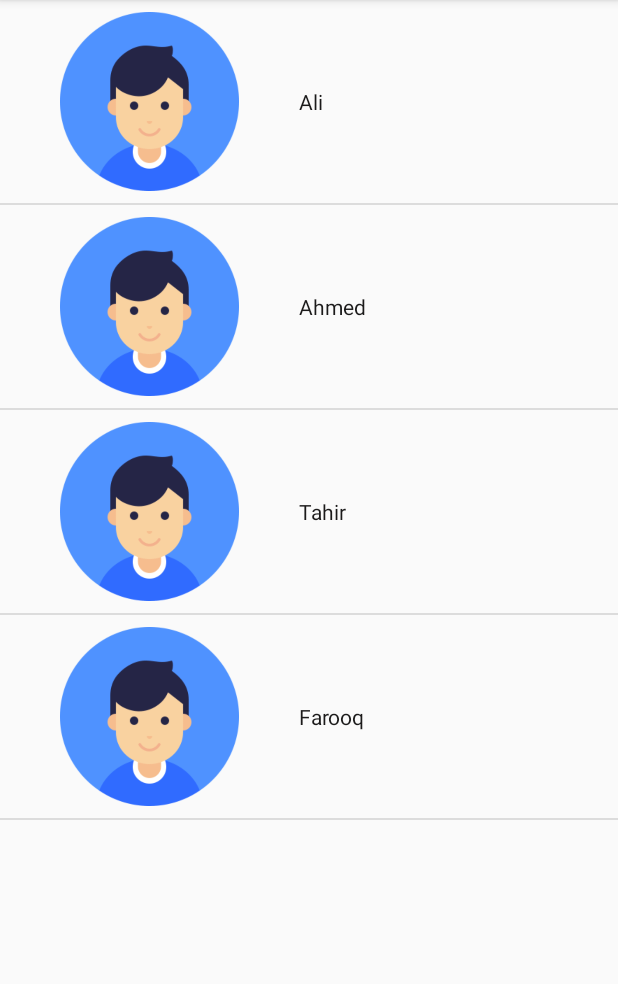
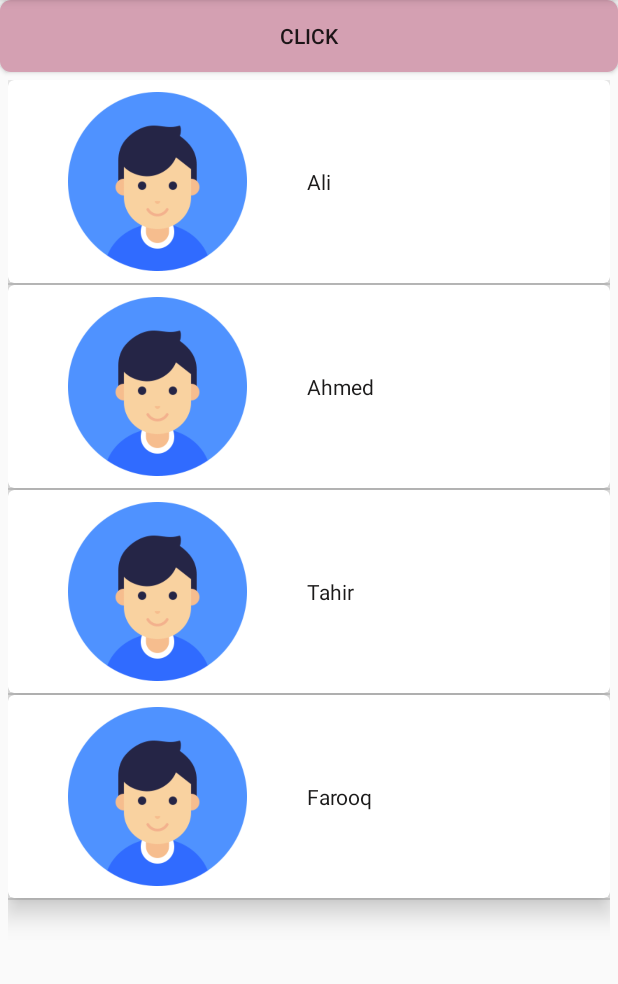
Before and after one commit to salahuddin-thetasolutions/ListViewLecture, an Android app: the screen it shows after launch (MainActivity), on a phone screen of 412 x 824 dp, the part 84-1068 px from its top. Run offline under Robolectric (Android 15) with nearby library versions, the phone set to English and light mode, and no system bars.

```diff
--- a/app/build.gradle
+++ b/app/build.gradle
@@ -25,6 +25,11 @@ dependencies {
         exclude group: 'com.android.support', module: 'support-annotations'
     })
     compile 'com.android.support:appcompat-v7:25.3.1'
+    compile 'com.android.support:cardview-v7:25+'
+    compile 'com.mikepenz:iconics-core:3.0.3@aar'
+    compile 'com.mikepenz:iconics-views:3.0.3@aar'
+    compile 'com.mikepenz:fontawesome-typeface:5.0.6.0@aar'
+
     compile 'com.android.support.constraint:constraint-layout:1.0.0-alpha7'
     testCompile 'junit:junit:4.12'
 }
--- a/app/src/main/java/solutions/theta/listviewlecture/Adapter/UserAdapter.java
+++ b/app/src/main/java/solutions/theta/listviewlecture/Adapter/UserAdapter.java
@@ -62,7 +62,7 @@ public class UserAdapter extends ArrayAdapter<User> {
     @NonNull
     @Override
     public View getView(int position, @Nullable View convertView, @NonNull ViewGroup parent) {
-        View view=OLayoutInflater.inflate(R.layout.list_items,null);
+        View view=OLayoutInflater.inflate(R.layout.list_items,null,true);
 
 
         TextView fname=(TextView)view.findViewById(R.id.tvName);
--- a/app/src/main/java/solutions/theta/listviewlecture/MainActivity.java
+++ b/app/src/main/java/solutions/theta/listviewlecture/MainActivity.java
@@ -2,7 +2,10 @@ package solutions.theta.listviewlecture;
 
 import android.support.v7.app.AppCompatActivity;
 import android.os.Bundle;
+import android.view.View;
+import android.widget.AdapterView;
 import android.widget.ListView;
+import android.widget.Toast;
 
 import java.util.ArrayList;
 
@@ -12,6 +15,7 @@ import solutions.theta.listviewlecture.Model.User;
 public class MainActivity extends AppCompatActivity {
 ListView mLv;
     UserAdapter oUserAapter;
+    ArrayList<User> oListUsers;
     @Override
     protected void onCreate(Bundle savedInstanceState) {
         super.onCreate(savedInstanceState);
@@ -33,13 +37,21 @@ ListView mLv;
         User ouser4=new User();
         ouser4.setFirstName("Farooq");
         ouser4.setDrawableImage(R.drawable.user);
-        ArrayList<User> oListUsers=new ArrayList<User>();
+        oListUsers=new ArrayList<User>();
         oListUsers.add(ouser1);
         oListUsers.add(ouser2);
         oListUsers.add(ouser3);
         oListUsers.add(ouser4);
 
-        oUserAapter=new UserAdapter(getApplicationContext(),oListUsers);
+        oUserAapter=new UserAdapter(MainActivity.this,oListUsers);
         mLv.setAdapter(oUserAapter);
+
+        mLv.setOnItemClickListener(new AdapterView.OnItemClickListener() {
+            @Override
+            public void onItemClick(AdapterView<?> parent, View view, int position, long id) {
+                User Ouser=oListUsers.get(position);
+                Toast.makeText(MainActivity.this, Ouser.getFirstName().toString(), Toast.LENGTH_SHORT).show();
+            }
+        });
     }
 }
--- /dev/null
+++ b/app/src/main/res/drawable/button_design.xml
@@ -0,0 +1,25 @@
+<?xml version="1.0" encoding="utf-8"?>
+<selector xmlns:android="http://schemas.android.com/apk/res/android">
+    <!--// Item For Pressed State True-->
+    <item android:state_pressed="true">
+        <shape>
+            <solid android:color="@color/colorAccent" />
+            <corners android:radius="7dp" />
+        </shape>
+    </item>
+    <!--// Item for Pressed State False-->
+    <item android:state_pressed="false">
+        <shape>
+            <solid android:color="@color/colordefault" />
+            <corners android:radius="7dp" />
+        </shape>
+    </item>
+
+    <!--// Item That will be use by default-->
+    <item>
+        <shape>
+            <solid android:color="@color/colorAccent" />
+            <corners android:radius="7dp" />
+        </shape>
+    </item>
+</selector>
--- a/app/src/main/res/layout/activity_main.xml
+++ b/app/src/main/res/layout/activity_main.xml
@@ -1,8 +1,20 @@
 <?xml version="1.0" encoding="utf-8"?>
-
+<RelativeLayout android:layout_width="match_parent"
+    android:layout_height="match_parent"
+    xmlns:android="http://schemas.android.com/apk/res/android">
+  <Button
+      android:layout_width="match_parent"
+      android:layout_height="wrap_content"
+      android:id="@+id/bt"
+      android:text="Click"
+      android:background="@drawable/button_design"
+      />
 <ListView android:layout_width="match_parent"
     android:layout_height="match_parent"
+    android:padding="5dp"
     android:id="@+id/lv"
+    android:layout_below="@+id/bt"
     xmlns:android="http://schemas.android.com/apk/res/android">
 
   </ListView>
+</RelativeLayout>
--- a/app/src/main/res/layout/list_items.xml
+++ b/app/src/main/res/layout/list_items.xml
@@ -1,4 +1,14 @@
 <?xml version="1.0" encoding="utf-8"?>
+<android.support.v7.widget.CardView
+    android:layout_width="match_parent"
+    android:layout_height="wrap_content"
+    xmlns:app="http://schemas.android.com/apk/res-auto"
+    android:id="@+id/crdview"
+    app:cardCornerRadius="4dp"
+    android:paddingTop="20dp"
+    app:cardElevation="10dp"
+    android:layout_gravity="center"
+    xmlns:android="http://schemas.android.com/apk/res/android">
 <android.support.constraint.ConstraintLayout xmlns:android="http://schemas.android.com/apk/res/android"
     xmlns:app="http://schemas.android.com/apk/res-auto"
     xmlns:tools="http://schemas.android.com/tools"
@@ -34,5 +44,5 @@
       app:layout_constraintTop_toTopOf="parent"
       android:layout_marginStart="8dp"
       android:layout_marginEnd="8dp" />
-
 </android.support.constraint.ConstraintLayout>
+  </android.support.v7.widget.CardView>
--- a/app/src/main/res/values/colors.xml
+++ b/app/src/main/res/values/colors.xml
@@ -3,4 +3,5 @@
     <color name="colorPrimary">#3F51B5</color>
     <color name="colorPrimaryDark">#303F9F</color>
     <color name="colorAccent">#FF4081</color>
+    <color name="colordefault">#d4a0b2</color>
 </resources>
```
Also changed, not shown: app/src/main/AndroidManifest.xml (+6 -1 lines), app/src/main/java/solutions/theta/listviewlecture/BroadCast/SmsRecv.java (added, +51 -0 lines).
